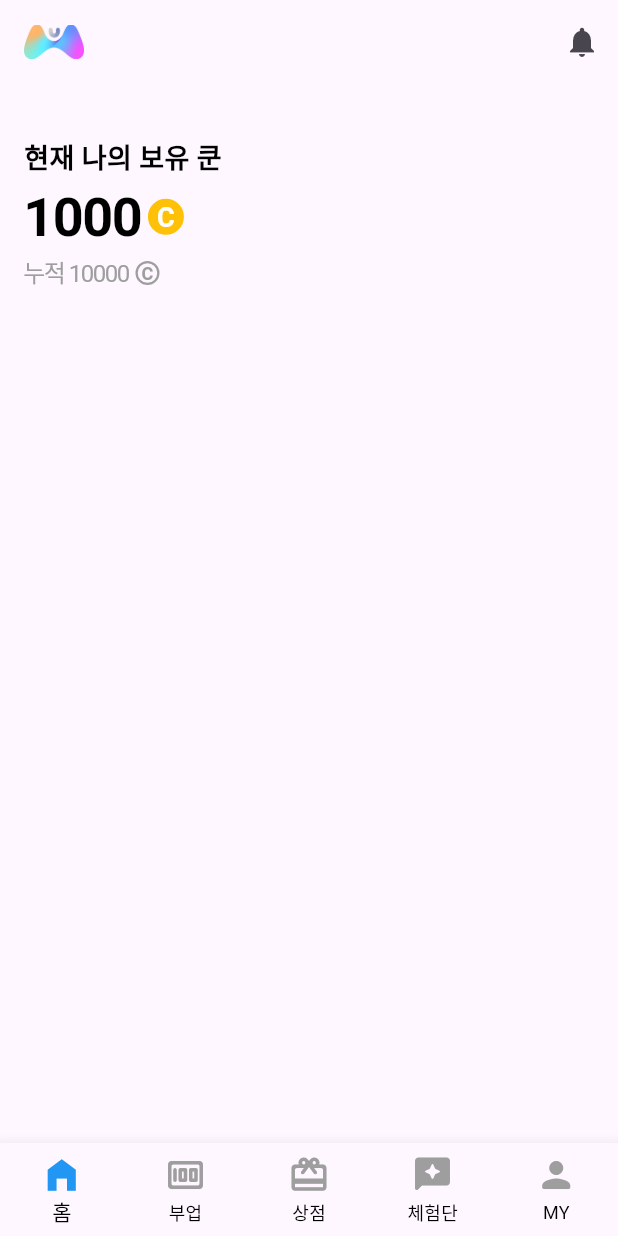
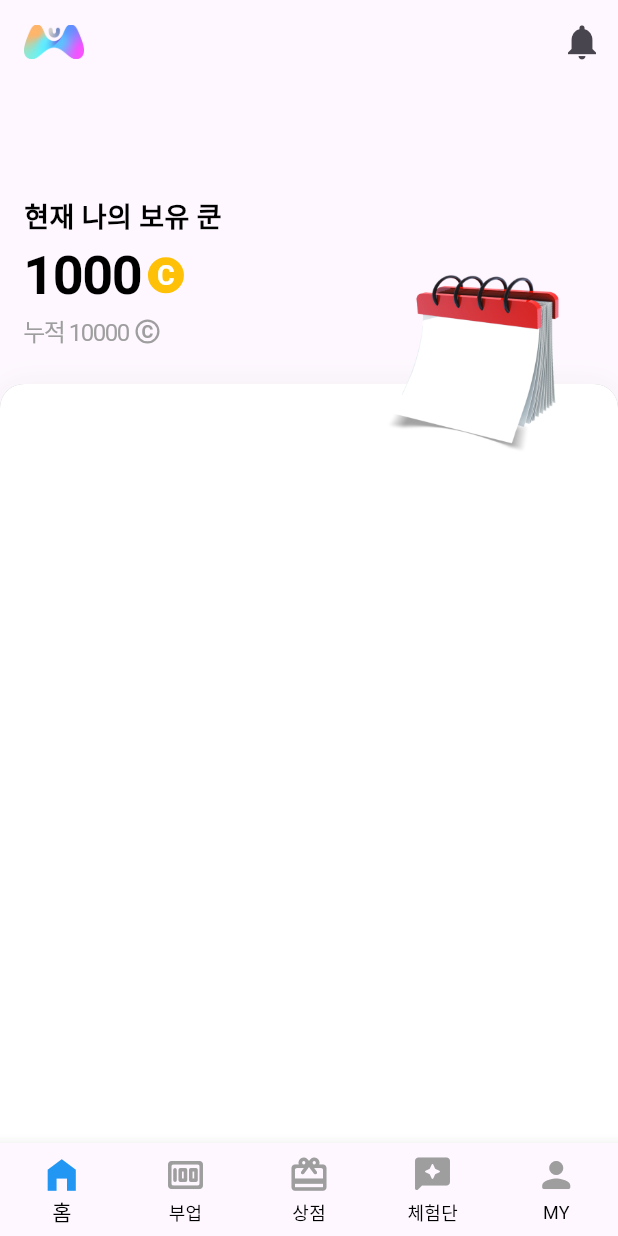
Before and after one commit to betterafter/moneycoon, a Flutter app: the screen it shows after launch, on a phone screen of 412 x 824 dp. Run offline on Flutter 3.47's test engine with Material 3 defaults, Android fonts, the phone set to English and light mode, and no system bars; our stand-ins replace flutter_riverpod, get_it, riverpod_annotation; generated files the repository leaves out were written again.

Commit message:
[feature] top my section 개발

```diff
--- a/packages/presentation/lib/page/home/home.page.dart
+++ b/packages/presentation/lib/page/home/home.page.dart
@@ -18,21 +18,56 @@ class HomePage extends StatelessWidget {
           actions: [
             IconButton(
               onPressed: () {},
-              icon: const Icon(Icons.notifications),
+              icon: const Icon(
+                Icons.notifications,
+                size: 28,
+              ),
             ),
           ],
         ),
-        body: Padding(
-          padding: const EdgeInsets.symmetric(horizontal: 16),
-          child: SingleChildScrollView(
+        body: SingleChildScrollView(
           child: Column(
             children: [
+              Stack(
+                children: [
+                  Padding(
+                    padding: const EdgeInsets.only(top: 200),
+                    child: Container(
+                      width: MediaQuery.of(context).size.width,
+                      decoration: BoxDecoration(
+                        color: Colors.grey,
+                        borderRadius: BorderRadius.circular(16),
+                      ),
+                      child: Stack(
+                        children: [
+                          Container(
+                            width: MediaQuery.of(context).size.width,
+                            height: MediaQuery.of(context).size.height,
+                            decoration: const BoxDecoration(
+                              color: Colors.white,
+                              boxShadow: [
+                                BoxShadow(
+                                  color: Color.fromARGB(255, 241, 241, 241),
+                                  blurRadius: 16,
+                                ),
+                              ],
+                              borderRadius: BorderRadius.only(
+                                topLeft: Radius.circular(16),
+                                topRight: Radius.circular(16),
+                              ),
+                            ),
+                          )
+                        ],
+                      ),
+                    ),
+                  ),
                   TopMySectionWidget(
                     myPoint: 1000,
                     totalPoint: 10000,
                   ),
                 ],
-            ),
+              )
+            ],
           ),
         ),
       ),
--- /dev/null
+++ b/packages/presentation/lib/page/home/riverpod/calendar_click.rp.dart
@@ -0,0 +1,29 @@
+import 'package:riverpod_annotation/riverpod_annotation.dart';
+
+part 'calendar_click.rp.g.dart';
+
+@riverpod
+class CalendarClick extends _$CalendarClick {
+  static const double minSize = 120;
+  static const double maxSize = 150;
+
+  bool isPressed = false;
+  bool isClicked = false;
+
+  @override
+  double build() => maxSize;
+
+  void setPressed(bool pressed) async {
+    if (isClicked) {
+      return;
+    }
+
+    if (pressed) {
+      state = minSize;
+    } else {
+      await Future.delayed(const Duration(milliseconds: 100));
+      state = maxSize;
+      isClicked = true;
+    }
+  }
+}
--- a/packages/presentation/lib/page/home/widget/top_my_section.widget.dart
+++ b/packages/presentation/lib/page/home/widget/top_my_section.widget.dart
@@ -1,7 +1,11 @@
+import 'dart:async';
+
 import 'package:flutter/material.dart';
+import 'package:flutter_riverpod/flutter_riverpod.dart';
 import 'package:presentation/common/point_icon.widget.dart';
+import 'package:presentation/page/home/riverpod/calendar_click.rp.dart';
 
-class TopMySectionWidget extends StatelessWidget {
+class TopMySectionWidget extends ConsumerWidget {
   final int myPoint;
   final int totalPoint;
 
@@ -12,13 +16,15 @@ class TopMySectionWidget extends StatelessWidget {
   });
 
   @override
-  Widget build(BuildContext context) {
-    return Row(
+  Widget build(BuildContext context, WidgetRef ref) {
+    return Padding(
+      padding: const EdgeInsets.symmetric(horizontal: 16),
+      child: Row(
+        mainAxisAlignment: MainAxisAlignment.spaceBetween,
         children: [
           Column(
             crossAxisAlignment: CrossAxisAlignment.start,
             children: [
-            const SizedBox(height: 36),
               const Text(
                 '현재 나의 보유 쿤',
                 style: TextStyle(
@@ -61,9 +67,101 @@ class TopMySectionWidget extends StatelessWidget {
                   ),
                 ],
               ),
+              const SizedBox(height: 48),
             ],
           ),
+          GestureDetector(
+            onTapDown: (details) async {
+              ref.read(calendarClickProvider.notifier).setPressed(true);
+            },
+            onTap: () async {
+              ref.read(calendarClickProvider.notifier).setPressed(false);
+            },
+            child: Stack(
+              children: [
+                if (ref.read(calendarClickProvider.notifier).isClicked)
+                  Column(
+                    crossAxisAlignment: CrossAxisAlignment.end,
+                    children: [
+                      Container(
+                        width: 100,
+                        height: 36,
+                        alignment: Alignment.center,
+                        margin: const EdgeInsets.only(top: 76, left: 28),
+                        decoration: BoxDecoration(
+                          color: const Color.fromARGB(255, 21, 21, 21),
+                          borderRadius: BorderRadius.circular(12),
+                        ),
+                        child: const Padding(
+                          padding: EdgeInsets.symmetric(horizontal: 10),
+                          child: Row(
+                            mainAxisAlignment: MainAxisAlignment.spaceBetween,
+                            children: [
+                              Text(
+                                '출석 완료',
+                                style: TextStyle(
+                                  color: Colors.white,
+                                  fontWeight: FontWeight.w600,
+                                ),
+                                textAlign: TextAlign.center,
+                              ),
+                              SizedBox(width: 4),
+                              Icon(
+                                Icons.check,
+                                color: Colors.white,
+                                size: 16,
+                              ),
                             ],
+                          ),
+                        ),
+                      ),
+                      Container(
+                        margin: const EdgeInsets.only(right: 9),
+                        child: ClipPath(
+                          clipper: TriangleClipper(),
+                          child: Container(
+                            width: 12,
+                            height: 7,
+                            color: Colors.black,
+                          ),
+                        ),
+                      ),
+                    ],
+                  ),
+                Container(
+                  height: 180 + 60,
+                  margin: const EdgeInsets.only(top: 60),
+                  child: AnimatedContainer(
+                    duration: const Duration(milliseconds: 50),
+                    width: ref.watch(calendarClickProvider),
+                    height: ref.watch(calendarClickProvider),
+                    child: Image.asset(
+                      'packages/presentation/assets/images/calendar.png',
+                      width: ref.watch(calendarClickProvider),
+                    ),
+                  ),
+                ),
+              ],
+            ),
+          ),
+        ],
+      ),
     );
   }
 }
+
+// 간단한 클리퍼 클래스
+class TriangleClipper extends CustomClipper<Path> {
+  @override
+  Path getClip(Size size) {
+    final path = Path();
+    path.moveTo(0, 0);
+    path.lineTo(size.width, 0);
+    path.lineTo(size.width / 2, size.height);
+    path.close();
+    return path;
+  }
+
+  @override
+  bool shouldReclip(CustomClipper<Path> oldClipper) => false;
+}
```
Also changed, not shown: packages/presentation/assets/images/calendar.png (added), packages/presentation/lib/page/home/riverpod/calendar_click.rp.g.dart (added), packages/presentation/lib/page/home/riverpod/home.rp.dart (deleted). Lines whose indentation alone changed are shown as unchanged.
